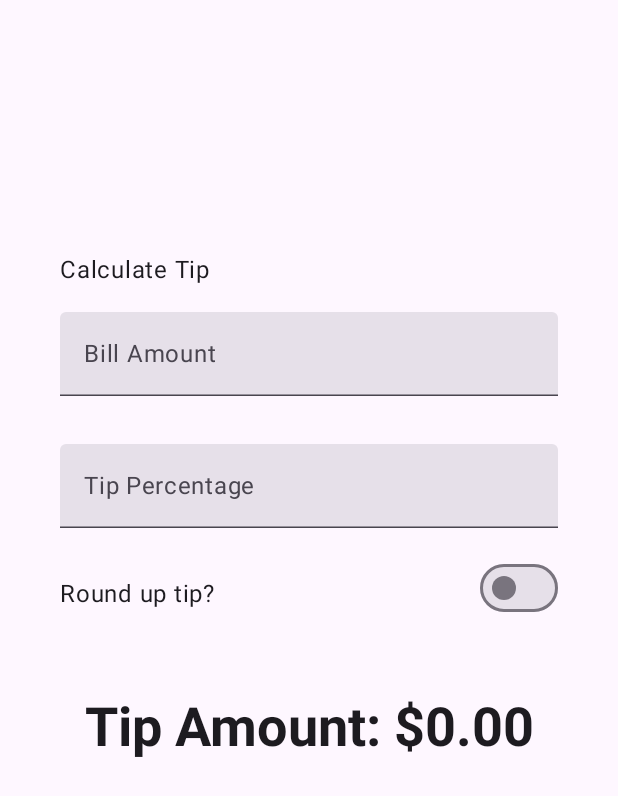
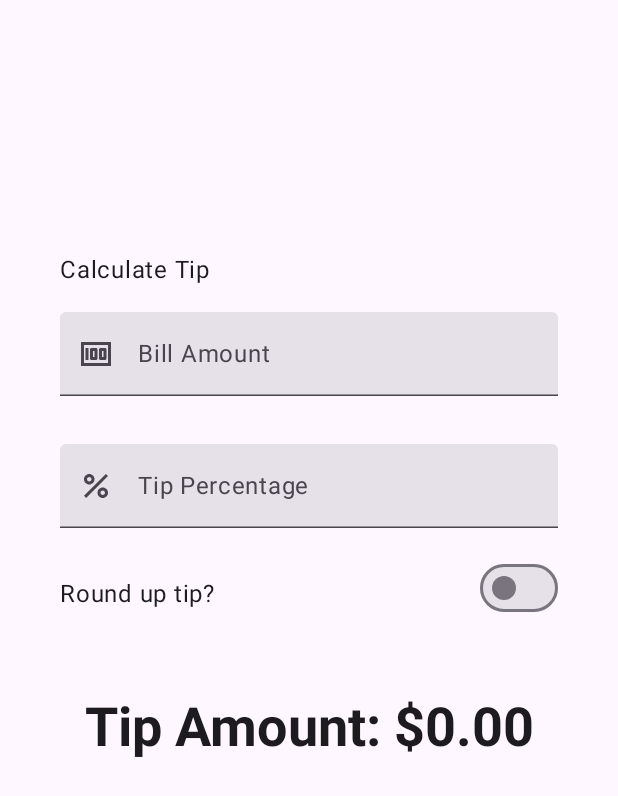
Before and after one commit to ezequielmdq/Codelab-calculadora-de-propinas, an Android app built with Jetpack Compose: the screen it shows after launch (MainActivity), on a phone screen of 412 x 824 dp. Shown: the top 796 px of the screen. Run offline under Robolectric (Android 15) with nearby library versions, the phone set to English and light mode, and no system bars.

Commit message:
Agrega un ícono inicial a los campos de texto

```diff
--- a/app/src/main/java/com/example/tiptime/MainActivity.kt
+++ b/app/src/main/java/com/example/tiptime/MainActivity.kt
@@ -19,6 +19,7 @@ import android.os.Bundle
 import androidx.activity.ComponentActivity
 import androidx.activity.compose.setContent
 import androidx.activity.enableEdgeToEdge
+import androidx.annotation.DrawableRes
 import androidx.annotation.StringRes
 import androidx.compose.foundation.layout.Arrangement
 import androidx.compose.foundation.layout.Column
@@ -33,6 +34,7 @@ import androidx.compose.foundation.layout.wrapContentWidth
 import androidx.compose.foundation.rememberScrollState
 import androidx.compose.foundation.text.KeyboardOptions
 import androidx.compose.foundation.verticalScroll
+import androidx.compose.material3.Icon
 import androidx.compose.material3.MaterialTheme
 import androidx.compose.material3.Surface
 import androidx.compose.material3.Switch
@@ -45,6 +47,7 @@ import androidx.compose.runtime.remember
 import androidx.compose.runtime.setValue
 import androidx.compose.ui.Alignment
 import androidx.compose.ui.Modifier
+import androidx.compose.ui.res.painterResource
 import androidx.compose.ui.res.stringResource
 import androidx.compose.ui.text.input.ImeAction
 import androidx.compose.ui.text.input.KeyboardType
@@ -92,6 +95,7 @@ fun TipTimeLayout() {
 
         EditNumberField(
             label = R.string.bill_amount,
+            leadingIcon = R.drawable.money,
             value = amountInput,
             onValueChanged = { amountInput = it },
             modifier = Modifier.padding(bottom = 32.dp).fillMaxWidth(),
@@ -101,6 +105,7 @@ fun TipTimeLayout() {
 
         EditNumberField(
             label = R.string.how_was_the_service,
+            leadingIcon = R.drawable.percent,
             value = tipInput,
             onValueChanged = { tipInput = it },
             modifier = Modifier.padding(bottom = 32.dp).fillMaxWidth(),
@@ -137,7 +142,7 @@ private fun calculateTip(amount: Double, tipPercent: Double = 15.0, roundUp: Boo
 
 
 @Composable
-fun EditNumberField(@StringRes label : Int, value : String, onValueChanged : (String) -> Unit, modifier : Modifier = Modifier, keyboardOptions: KeyboardOptions){
+fun EditNumberField(@StringRes label : Int, @DrawableRes leadingIcon: Int, value : String, onValueChanged : (String) -> Unit, modifier : Modifier = Modifier, keyboardOptions: KeyboardOptions){
 
 
     TextField(
@@ -146,6 +151,7 @@ fun EditNumberField(@StringRes label : Int, value : String, onValueChanged : (St
         modifier = modifier,
         label = { Text(stringResource(label)) },
         singleLine = true,
+        leadingIcon = { Icon(painter = painterResource(id = leadingIcon), null) },
         keyboardOptions = keyboardOptions
 
     )
```
